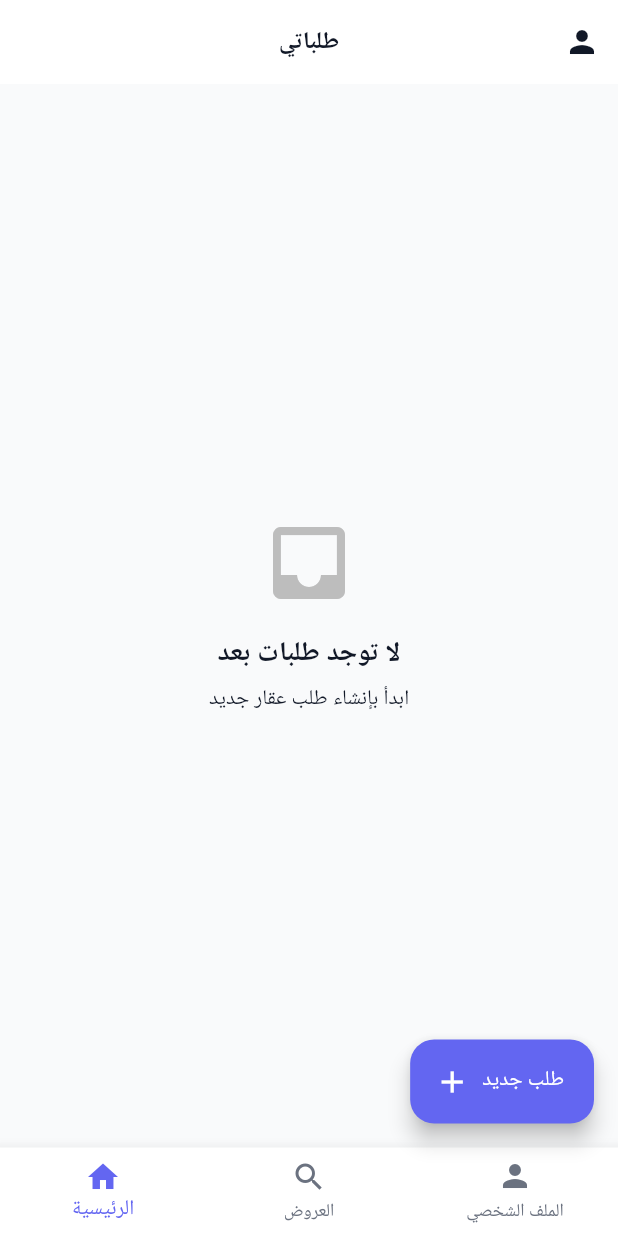
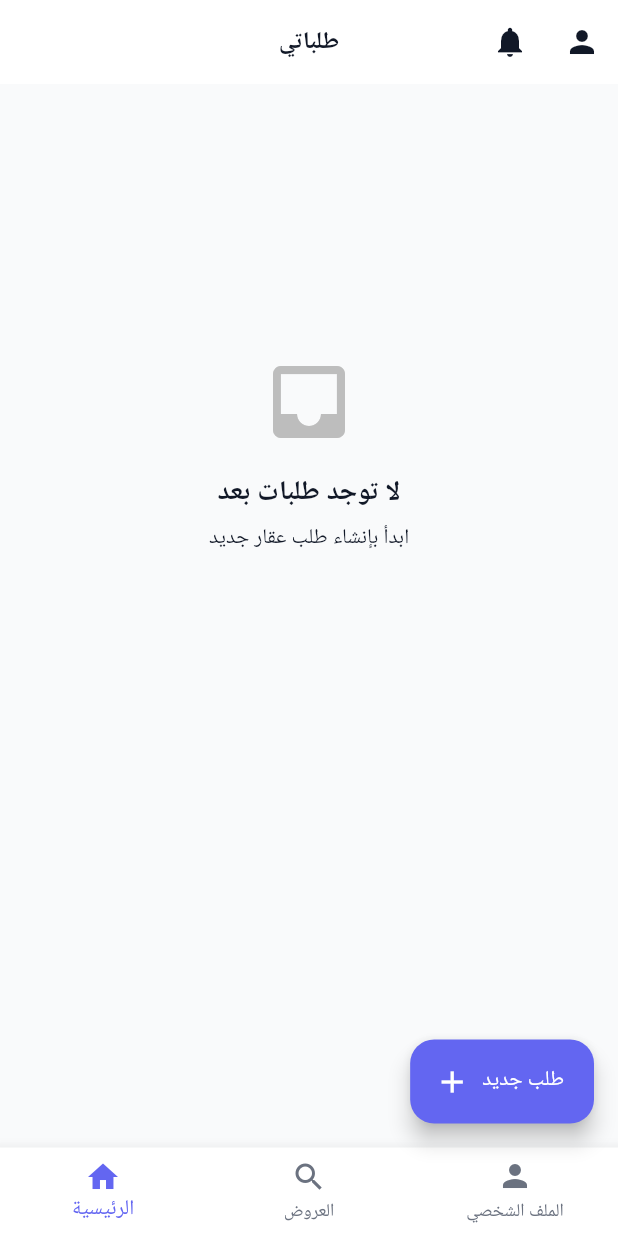
Before and after one commit to Hamzaaltaee91/360home, a Flutter app: the screen it shows once a user with an empty profile is signed in, on a phone screen of 412 x 824 dp. Run offline on Flutter 3.47's test engine with Material 3 defaults, Android fonts, the phone set to English and light mode, and no system bars; our stand-ins replace flutter_dotenv, geolocator, go_router, shared_preferences, supabase_flutter; accounts and stored records are empty; statements that could not run were skipped.

Commit message:
feat: add pull-to-refresh, empty states, and notification badge to buyer home
Co-authored-by: aider (deepseek/deepseek-chat) <aider@aider.chat>

```diff
--- a/lib/screens/buyer/buyer_home_screen.dart
+++ b/lib/screens/buyer/buyer_home_screen.dart
@@ -3,6 +3,7 @@
 import 'package:flutter/material.dart';
 import 'package:go_router/go_router.dart';
 import '../../services/supabase_service.dart';
+import '../../services/notification_service.dart';
 import '../../models/models.dart';
 
 class BuyerHomeScreen extends StatefulWidget {
@@ -14,11 +15,30 @@ class BuyerHomeScreen extends StatefulWidget {
 
 class _BuyerHomeScreenState extends State<BuyerHomeScreen> {
   late Future<List<PropertyRequest>> _requestsFuture;
+  final NotificationService _notificationService = NotificationService();
+  int _unreadCount = 0;
 
   @override
   void initState() {
     super.initState();
     _requestsFuture = SupabaseService().getUserRequests();
+    _loadUnreadCount();
+  }
+
+  Future<void> _loadUnreadCount() async {
+    try {
+      final count = await _notificationService.getUnreadCount();
+      if (!mounted) return;
+      setState(() => _unreadCount = count);
+    } catch (_) {
+      // Badge failures should never block the home screen.
+    }
+  }
+
+  Future<void> _refresh() async {
+    final future = SupabaseService().getUserRequests();
+    setState(() => _requestsFuture = future);
+    await Future.wait([future, _loadUnreadCount()]);
   }
 
   @override
@@ -27,6 +47,15 @@ class _BuyerHomeScreenState extends State<BuyerHomeScreen> {
       appBar: AppBar(
         title: const Text('طلباتي'),
         actions: [
+          IconButton(
+            tooltip: 'الإشعارات',
+            icon: Badge(
+              isLabelVisible: _unreadCount > 0,
+              label: Text('$_unreadCount'),
+              child: const Icon(Icons.notifications),
+            ),
+            onPressed: () => context.go('/notifications'),
+          ),
           IconButton(
             icon: const Icon(Icons.person),
             onPressed: () => context.go('/profile'),
@@ -41,52 +70,37 @@ class _BuyerHomeScreenState extends State<BuyerHomeScreen> {
           }
 
           if (snapshot.hasError) {
-            return Center(
-              child: Column(
-                mainAxisAlignment: MainAxisAlignment.center,
+            return _ErrorState(
+              message: 'تعذر تحميل الطلبات',
+              onRetry: _refresh,
+            );
+          }
+
+          final requests = snapshot.data ?? [];
+
+          if (requests.isEmpty) {
+            return RefreshIndicator(
+              onRefresh: _refresh,
+              child: ListView(
+                physics: const AlwaysScrollableScrollPhysics(),
                 children: [
-                  Text('خطأ: ${snapshot.error}'),
-                  const SizedBox(height: 16),
-                  ElevatedButton(
-                    onPressed: () => setState(() {
-                      _requestsFuture =
-                          SupabaseService().getUserRequests();
-                    }),
-                    child: const Text('إعادة محاولة'),
+                  SizedBox(
+                    height: MediaQuery.of(context).size.height * 0.6,
+                    child: const _EmptyState(
+                      icon: Icons.inbox,
+                      title: 'لا توجد طلبات بعد',
+                      message: 'ابدأ بإنشاء طلب عقار جديد',
+                    ),
                   ),
                 ],
               ),
             );
           }
 
-          final requests = snapshot.data ?? [];
-
-          if (requests.isEmpty) {
-            return Center(
-              child: Column(
-                mainAxisAlignment: MainAxisAlignment.center,
-                children: [
-                  Icon(
-                    Icons.inbox,
-                    size: 64,
-                    color: Colors.grey[400],
-                  ),
-                  const SizedBox(height: 16),
-                  Text(
-                    'لا توجد طلبات بعد',
-                    style: Theme.of(context).textTheme.headlineSmall,
-                  ),
-                  const SizedBox(height: 8),
-                  Text(
-                    'ابدأ بإنشاء طلب عقار جديد',
-                    style: Theme.of(context).textTheme.bodyMedium,
-                  ),
-                ],
-              ),
-            );
-          }
-
-          return ListView.builder(
+          return RefreshIndicator(
+            onRefresh: _refresh,
+            child: ListView.builder(
+              physics: const AlwaysScrollableScrollPhysics(),
               padding: const EdgeInsets.all(16),
               itemCount: requests.length,
               itemBuilder: (context, index) {
@@ -130,6 +144,7 @@ class _BuyerHomeScreenState extends State<BuyerHomeScreen> {
                   ),
                 );
               },
+            ),
           );
         },
       ),
@@ -161,3 +176,57 @@ class _BuyerHomeScreenState extends State<BuyerHomeScreen> {
     );
   }
 }
+
+class _EmptyState extends StatelessWidget {
+  const _EmptyState({
+    required this.icon,
+    required this.title,
+    required this.message,
+  });
+
+  final IconData icon;
+  final String title;
+  final String message;
+
+  @override
+  Widget build(BuildContext context) {
+    return Center(
+      child: Column(
+        mainAxisAlignment: MainAxisAlignment.center,
+        children: [
+          Icon(icon, size: 64, color: Colors.grey[400]),
+          const SizedBox(height: 16),
+          Text(title, style: Theme.of(context).textTheme.headlineSmall),
+          const SizedBox(height: 8),
+          Text(message, style: Theme.of(context).textTheme.bodyMedium),
+        ],
+      ),
+    );
+  }
+}
+
+class _ErrorState extends StatelessWidget {
+  const _ErrorState({required this.message, required this.onRetry});
+
+  final String message;
+  final Future<void> Function() onRetry;
+
+  @override
+  Widget build(BuildContext context) {
+    return Center(
+      child: Column(
+        mainAxisAlignment: MainAxisAlignment.center,
+        children: [
+          Icon(Icons.error_outline, size: 64, color: Colors.red[300]),
+          const SizedBox(height: 16),
+          Text(message, style: Theme.of(context).textTheme.titleMedium),
+          const SizedBox(height: 16),
+          ElevatedButton(
+            onPressed: onRetry,
+            child: const Text('إعادة محاولة'),
+          ),
+        ],
+      ),
+    );
+  }
+}
```
Also changed, not shown: 1 other file. Lines whose indentation alone changed are shown as unchanged.
